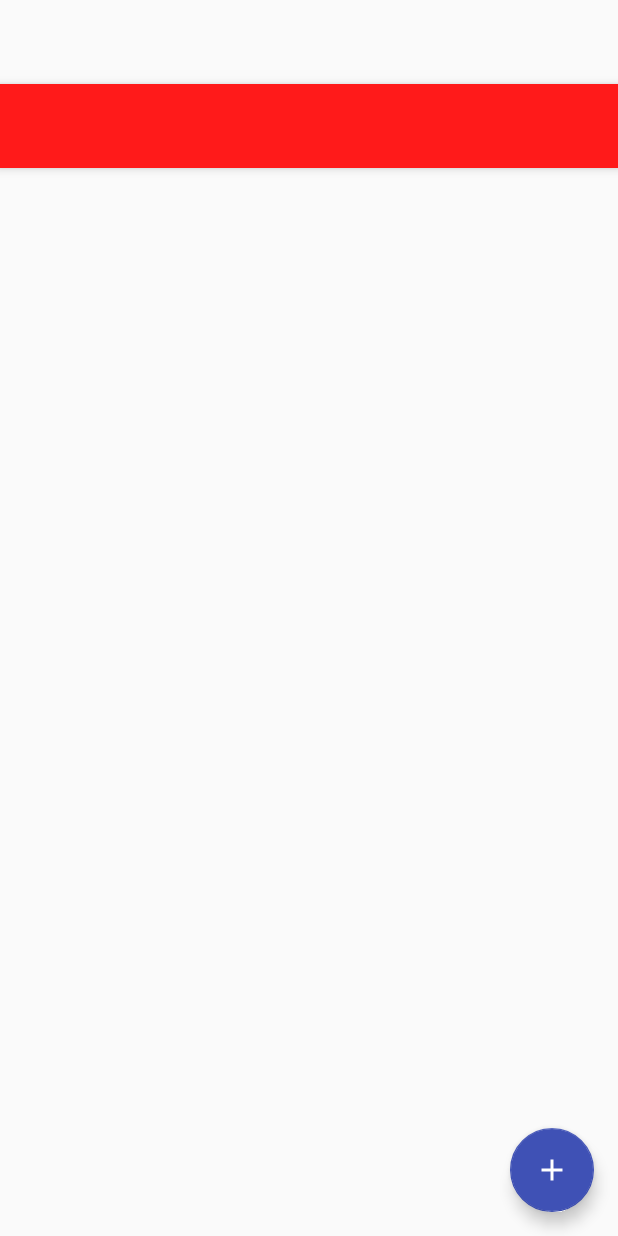
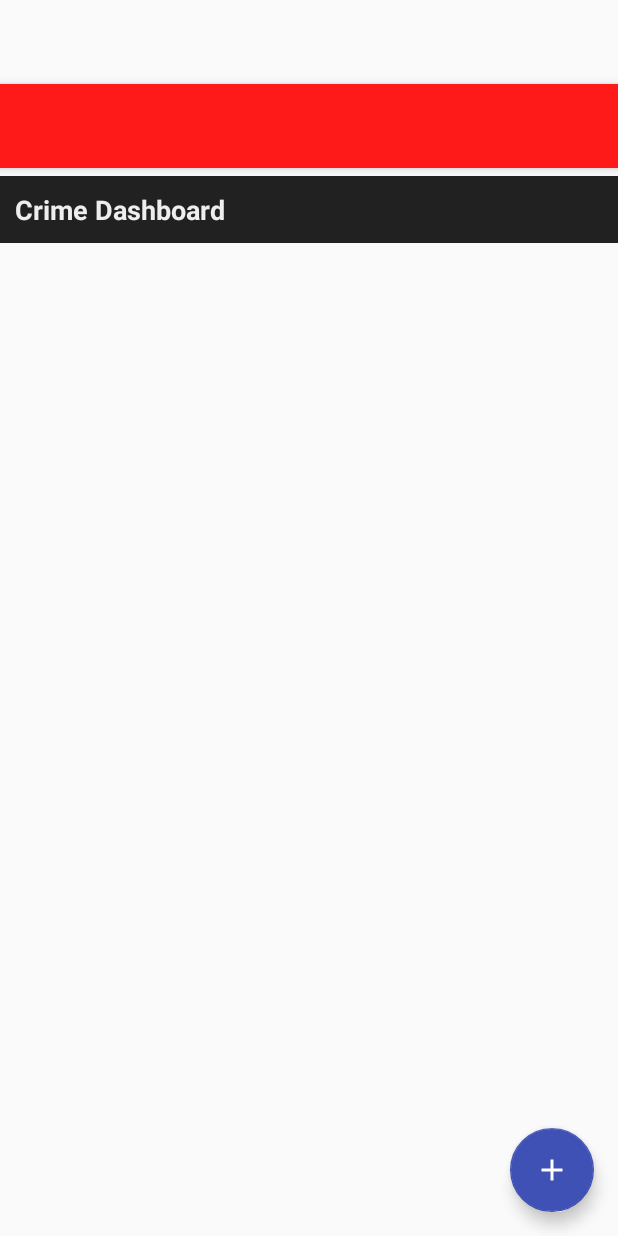
Before and after one commit to megan16/UserFrontend-project, an Android app: the layout app_bar_safety.xml on its own in the app's theme, with its tools: preview values and no code run, on a phone screen of 412 x 824 dp. Run offline under Robolectric (Android 15) with nearby library versions, the phone set to English and light mode, and no system bars.

Commit message:
refinement
additional refinement & start of crime upload

```diff
--- a/UWICommunity/app/src/main/AndroidManifest.xml
+++ b/UWICommunity/app/src/main/AndroidManifest.xml
@@ -44,7 +44,8 @@
             android:label="@string/title_activity_escort"
             android:theme="@style/AppTheme.NoActionBar" />
         <activity android:name=".Login" />
-        <activity android:name=".WalkBData"></activity>
+        <activity android:name=".WalkBData" />
+        <activity android:name=".UploadCrime"></activity>
     </application>
 
 </manifest>
--- a/UWICommunity/app/src/main/res/layout/app_bar_safety.xml
+++ b/UWICommunity/app/src/main/res/layout/app_bar_safety.xml
@@ -5,6 +5,7 @@
     android:layout_width="match_parent"
     android:layout_height="match_parent"
     android:fitsSystemWindows="true"
+    android:id="@+id/coordinatorLayout"
     tools:context="com.example.megan.uwicommunity.SafetyActivity">
 
     <android.support.design.widget.AppBarLayout
--- a/UWICommunity/app/src/main/res/layout/content_safety.xml
+++ b/UWICommunity/app/src/main/res/layout/content_safety.xml
@@ -5,12 +5,16 @@
     android:layout_width="match_parent"
     android:layout_height="match_parent"
     android:paddingBottom="@dimen/activity_vertical_margin"
-    android:paddingLeft="@dimen/activity_horizontal_margin"
-    android:paddingRight="@dimen/activity_horizontal_margin"
-    android:paddingTop="@dimen/activity_vertical_margin"
+    android:paddingTop="5dp"
     app:layout_behavior="@string/appbar_scrolling_view_behavior"
     tools:context="com.example.megan.uwicommunity.SafetyActivity"
-    tools:showIn="@layout/app_bar_safety"
-    >
+    tools:showIn="@layout/app_bar_safety">
+
+    <TextView
+        android:layout_width="match_parent"
+        android:layout_height="wrap_content"
+        style="@style/myHeadingStyle"
+        android:text="Crime Dashboard"
+        />
 
 </RelativeLayout>
--- a/UWICommunity/app/src/main/res/values/colors.xml
+++ b/UWICommunity/app/src/main/res/values/colors.xml
@@ -1,6 +1,9 @@
 <?xml version="1.0" encoding="utf-8"?>
 <resources>
     <color name="upload">#3F51B5</color>
+    <color name="dashboardDiv">#212121</color>
+    <color name="dashText">#EEEEEE</color>
+    <color name="black">#000000</color>
     <color name="colorPrimary">#000000</color>
     <color name="colorPrimaryDark">#303F9F</color>
     <color name="abort">#FF4081</color>
--- a/UWICommunity/app/src/main/res/values/styles.xml
+++ b/UWICommunity/app/src/main/res/values/styles.xml
@@ -1,4 +1,16 @@
 <resources>
+
+
+    <style name="myHeadingStyle">
+        <item name="android:textStyle">bold</item>
+        <item name="android:textSize">18sp</item>
+        <item name="android:background">@color/dashboardDiv</item>
+        <item name="android:textColor">@color/dashText</item>
+        <item name="android:padding">10dp</item>
+        <item name="android:typeface">sans</item>
+    </style>
+
+
 
     <!-- Base application theme. -->
     <style name="AppTheme" parent="Theme.AppCompat.Light.DarkActionBar">
```
Also changed, not shown: UWICommunity/app/src/main/java/com/example/megan/uwicommunity/SafetyActivity.java (+12 -2 lines), UWICommunity/app/src/main/java/com/example/megan/uwicommunity/UploadCrime.java (added, +13 -0 lines), UWICommunity/app/src/main/res/layout/activity_upload_crime.xml (added, +12 -0 lines), UWICommunity/app/src/main/res/drawable/user.png (added), UWICommunity/app/src/main/res/drawable/user2.png (added).
